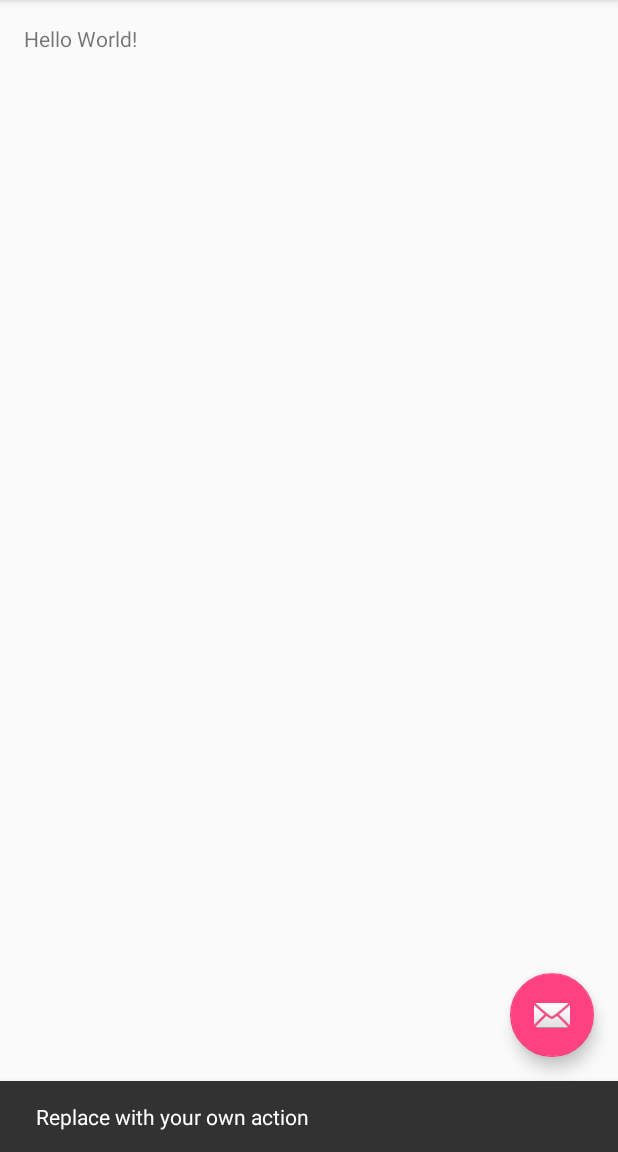
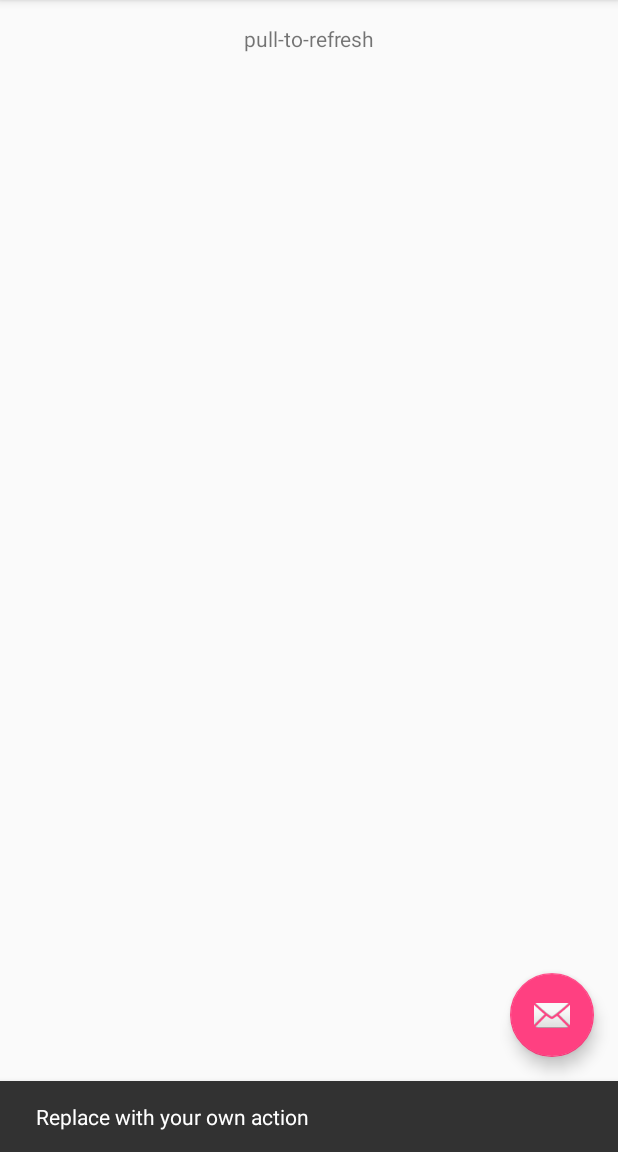
Before and after one commit to feinimoshu753/dev-test, an Android app: the screen it shows after launch (MainActivity), after a tap on an icon or button, on a phone screen of 412 x 824 dp, the part 84-1236 px from its top. Run offline under Robolectric (Android 15) with nearby library versions, the phone set to English and light mode, and no system bars.

Commit message:
带下拉刷新和下拉加载的listview

```diff
--- a/app/build.gradle
+++ b/app/build.gradle
@@ -23,5 +23,8 @@ dependencies {
     compile fileTree(dir: 'libs', include: ['*.jar'])
     testCompile 'junit:junit:4.12'
     compile 'com.android.support:appcompat-v7:23.1.1'
+    compile 'com.android.support:appcompat-v7:23.1.1'
     compile 'com.android.support:design:23.1.1'
+    compile 'com.android.support:recyclerview-v7:23.1.1'
+    compile 'in.srain.cube:ultra-ptr:1.0.11'
 }
--- a/app/src/main/java/com/dd/test/dev_test/MainActivity.java
+++ b/app/src/main/java/com/dd/test/dev_test/MainActivity.java
@@ -1,8 +1,12 @@
 package com.dd.test.dev_test;
 
+import android.content.Intent;
 import android.os.Bundle;
 import android.support.design.widget.FloatingActionButton;
 import android.support.design.widget.Snackbar;
+import android.support.v7.widget.GridLayoutManager;
+import android.support.v7.widget.LinearLayoutManager;
+import android.support.v7.widget.RecyclerView;
 import android.view.View;
 import android.support.design.widget.NavigationView;
 import android.support.v4.view.GravityCompat;
@@ -13,8 +17,12 @@ import android.support.v7.widget.Toolbar;
 import android.view.Menu;
 import android.view.MenuItem;
 
+import java.util.ArrayList;
+import java.util.List;
+
 public class MainActivity extends AppCompatActivity
         implements NavigationView.OnNavigationItemSelectedListener {
+
 
     @Override
     protected void onCreate(Bundle savedInstanceState) {
@@ -40,6 +48,28 @@ public class MainActivity extends AppCompatActivity
 
         NavigationView navigationView = (NavigationView) findViewById(R.id.nav_view);
         navigationView.setNavigationItemSelectedListener(this);
+
+        RecyclerView recyclerView = (RecyclerView) findViewById(R.id.my_rv);
+        LinearLayoutManager linearLayoutManager = new LinearLayoutManager(this);
+        linearLayoutManager.setOrientation(LinearLayoutManager.VERTICAL);
+        recyclerView.setLayoutManager(linearLayoutManager);
+        MainAdapter mainAdapter = new MainAdapter(this, getList());
+        recyclerView.setAdapter(mainAdapter);
+
+        mainAdapter.setOnRvItemClickListener(new OnRvItemClickListener() {
+            @Override
+            public void onItemClick(View view, int position) {
+                Intent intent = new Intent(MainActivity.this, PullToRefreshActivity.class);
+                startActivity(intent);
+            }
+        });
+    }
+
+    private List<String> getList() {
+
+        List<String> list = new ArrayList<>();
+        list.add("pull-to-refresh");
+        return list;
     }
 
     @Override
--- /dev/null
+++ b/app/src/main/java/com/dd/test/dev_test/MainAdapter.java
@@ -0,0 +1,73 @@
+package com.dd.test.dev_test;
+
+import android.content.Context;
+import android.support.v7.widget.RecyclerView;
+import android.view.Gravity;
+import android.view.View;
+import android.view.ViewGroup;
+import android.widget.TextView;
+
+import java.util.List;
+
+/**
+ * Created by dd on 16/1/14.
+ */
+public class MainAdapter extends RecyclerView.Adapter<MainAdapter.ViewHolder> {
+
+    private Context context;
+    private List<String> list;
+    private OnRvItemClickListener onRvItemClickListener;
+
+    public MainAdapter(Context context, List<String> list) {
+        this.context = context;
+        this.list = list;
+    }
+
+    public void setOnRvItemClickListener(OnRvItemClickListener onRvItemClickListener) {
+        this.onRvItemClickListener = onRvItemClickListener;
+    }
+
+    @Override
+    public ViewHolder onCreateViewHolder(ViewGroup parent, int viewType) {
+
+        TextView textView = new TextView(context);
+        textView.setLayoutParams(new ViewGroup.LayoutParams(ViewGroup.LayoutParams.MATCH_PARENT, ViewGroup.LayoutParams.WRAP_CONTENT));
+        textView.setGravity(Gravity.CENTER);
+
+        ViewHolder viewHolder = new ViewHolder(textView);
+        viewHolder.textView = textView;
+
+        return viewHolder;
+    }
+
+    @Override
+    public void onBindViewHolder(ViewHolder holder, final int position) {
+
+        if (list.get(position) != null) {
+            holder.textView.setText(list.get(position));
+        }
+
+        if (onRvItemClickListener != null) {
+            holder.textView.setOnClickListener(new View.OnClickListener() {
+                @Override
+                public void onClick(View view) {
+                    onRvItemClickListener.onItemClick(view, position);
+                }
+            });
+        }
+    }
+
+    @Override
+    public int getItemCount() {
+        return list.size();
+    }
+
+    public static class ViewHolder extends RecyclerView.ViewHolder {
+
+        private TextView textView;
+
+        public ViewHolder(View itemView) {
+            super(itemView);
+        }
+    }
+}
--- a/app/src/main/res/layout/content_main.xml
+++ b/app/src/main/res/layout/content_main.xml
@@ -1,14 +1,20 @@
 <?xml version="1.0" encoding="utf-8"?>
 <RelativeLayout xmlns:android="http://schemas.android.com/apk/res/android"
+    xmlns:app="http://schemas.android.com/apk/res-auto"
     xmlns:tools="http://schemas.android.com/tools"
-    xmlns:app="http://schemas.android.com/apk/res-auto" android:layout_width="match_parent"
-    android:layout_height="match_parent" android:paddingLeft="@dimen/activity_horizontal_margin"
+    android:layout_width="match_parent"
+    android:layout_height="match_parent"
+    android:paddingBottom="@dimen/activity_vertical_margin"
+    android:paddingLeft="@dimen/activity_horizontal_margin"
     android:paddingRight="@dimen/activity_horizontal_margin"
     android:paddingTop="@dimen/activity_vertical_margin"
-    android:paddingBottom="@dimen/activity_vertical_margin"
-    app:layout_behavior="@string/appbar_scrolling_view_behavior" tools:showIn="@layout/app_bar_main"
-    tools:context=".MainActivity">
+    app:layout_behavior="@string/appbar_scrolling_view_behavior"
+    tools:context=".MainActivity"
+    tools:showIn="@layout/app_bar_main">
 
-    <TextView android:text="Hello World!" android:layout_width="wrap_content"
+    <android.support.v7.widget.RecyclerView
+        android:id="@+id/my_rv"
+        android:layout_width="match_parent"
         android:layout_height="wrap_content" />
+
 </RelativeLayout>
--- a/app/src/main/res/values/colors.xml
+++ b/app/src/main/res/values/colors.xml
@@ -3,4 +3,8 @@
     <color name="colorPrimary">#3F51B5</color>
     <color name="colorPrimaryDark">#303F9F</color>
     <color name="colorAccent">#FF4081</color>
+    <color name="red">#FFC93437</color>
+    <color name="blue">#FF375BF1</color>
+    <color name="yellow">#FFF7D23E</color>
+    <color name="green">#FF34A350</color>
 </resources>
```
Also changed, not shown: app/src/main/AndroidManifest.xml (+8 -3 lines), app/src/main/java/com/dd/test/dev_test/OnRvItemClickListener.java (added, +12 -0 lines), app/src/main/java/com/dd/test/dev_test/PullToRefreshActivity.java (added, +91 -0 lines), app/src/main/java/com/dd/test/dev_test/view/RefreshListView.java (added, +184 -0 lines), app/src/main/res/layout/pull_to_refresh.xml (added, +64 -0 lines), app/src/main/res/layout/pull_view.xml (added, +29 -0 lines), app/src/main/res/values/arrays.xml (added, +10 -0 lines), 1 other file.
